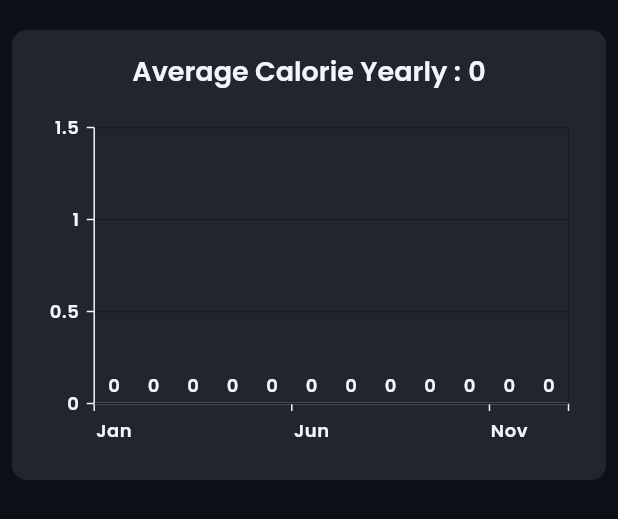
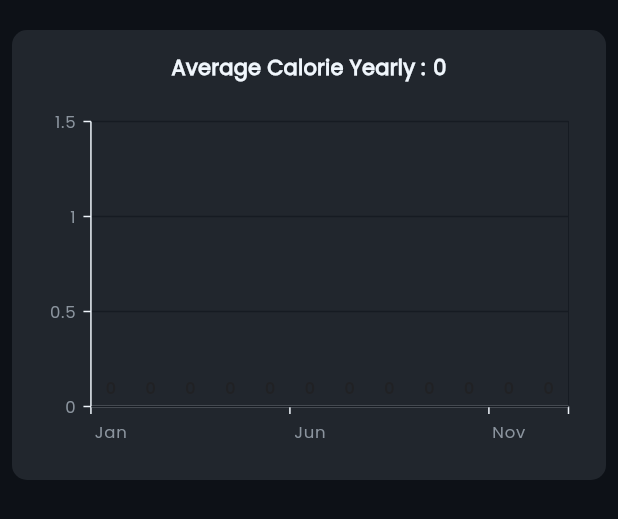
Before and after one commit to akrambel2115/macroaize, a Flutter app: the YearHistory widget shown alone on an empty page, opened directly, on a phone screen of 412 x 824 dp. Shown: the top 519 px of the screen. Run offline on Flutter 3.47's test engine with Material 3 defaults, Android fonts, the phone set to English and light mode, and no system bars; our stand-ins replace camera, carousel_slider, fluttertoast, get, image_cropper, image_picker and 6 more; missing offline and left inert: dart_openai; accounts and stored records are empty; project files that could hold a hidden picture were left out.

Commit message:
Update YearHistory text and chart styles

```diff
--- a/lib/screens/AnalyticsScreen/YearHistory.dart
+++ b/lib/screens/AnalyticsScreen/YearHistory.dart
@@ -26,21 +26,23 @@ class YearHistory extends GetView<AnalyticsController> {
                   Row(mainAxisAlignment: MainAxisAlignment.center,
                     children: [
                       Text(
-                        "Average Calorie Yearly :",
-                        style: context.theme.textTheme.headlineSmall,
-                      ).paddingOnly(bottom: 15,right: 5),
-                      Text(
-                        "${controller.yourYearGoal}",
-                        style: context.theme.textTheme.headlineSmall,
-                      ).paddingOnly(bottom: 15),
+                            "Average Calorie Yearly :",
+                            style: context.theme.textTheme.titleMedium?.copyWith(fontSize: 14, fontWeight: FontWeight.w600),
+                          ).paddingOnly(bottom: 15,right: 5),
+                          Text(
+                            "${controller.yourYearGoal}",
+                            style: context.theme.textTheme.titleMedium?.copyWith(fontSize: 14, fontWeight: FontWeight.w600),
+                          ).paddingOnly(bottom: 15),
                     ],
                   ),
                   Expanded(child: SfCartesianChart(
                     primaryXAxis: CategoryAxis(
                       majorGridLines: MajorGridLines(width: 0),
+                      labelStyle: context.theme.textTheme.labelSmall?.copyWith(fontSize: 11),
                     ),
                     primaryYAxis: NumericAxis(
                       majorGridLines: MajorGridLines(width: 1),
+                      labelStyle: context.theme.textTheme.labelSmall?.copyWith(fontSize: 11),
                     ),
                     series: [
                       ColumnSeries<SalesData, String>(
@@ -48,8 +50,10 @@ class YearHistory extends GetView<AnalyticsController> {
                         xValueMapper: (SalesData sales, _) => sales.time.tr,
                         color: context.theme.focusColor,
                         yValueMapper: (SalesData sales, _) => sales.ml,
-                        dataLabelSettings:
-                        DataLabelSettings(isVisible: true),
+                        dataLabelSettings: DataLabelSettings(
+                          isVisible: true,
+                          textStyle: context.theme.textTheme.bodySmall?.copyWith(fontSize: 11),
+                        ),
                       )
                     ],
                   )),
```
